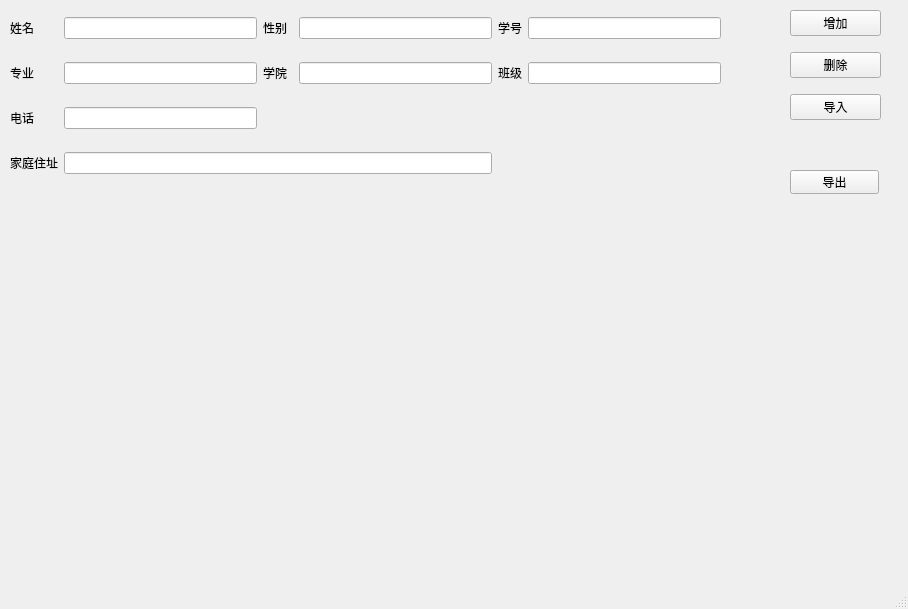
Before: the Qt Designer form Pyside6学习/学生管理系统1.ui in Qixiao02/PyDemo, drawn with Qt 5.
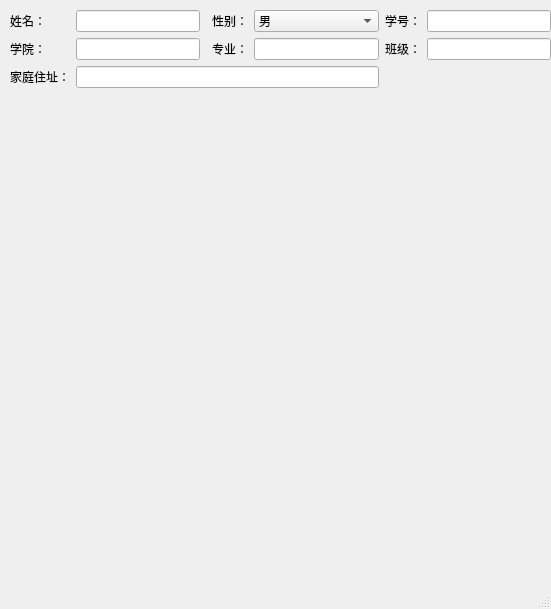
After: the same form once the commit is applied.

What changed in the file:
```diff
--- a/Pyside6学习/学生管理系统1.ui
+++ b/Pyside6学习/学生管理系统1.ui
@@ -6,156 +6,118 @@
    <rect>
     <x>0</x>
     <y>0</y>
-    <width>908</width>
+    <width>551</width>
     <height>609</height>
    </rect>
   </property>
+  <property name="sizePolicy">
+   <sizepolicy hsizetype="Expanding" vsizetype="Preferred">
+    <horstretch>0</horstretch>
+    <verstretch>0</verstretch>
+   </sizepolicy>
+  </property>
   <property name="windowTitle">
    <string>MainWindow</string>
   </property>
   <widget class="QWidget" name="centralwidget">
-   <widget class="QWidget" name="verticalLayoutWidget">
-    <property name="geometry">
-     <rect>
-      <x>790</x>
-      <y>0</y>
-      <width>91</width>
-      <height>131</height>
-     </rect>
-    </property>
-    <layout class="QVBoxLayout" name="verticalLayout">
-     <item>
-      <widget class="QPushButton" name="pushButton">
-       <property name="minimumSize">
-        <size>
-         <width>0</width>
-         <height>24</height>
-        </size>
-       </property>
-       <property name="text">
-        <string>增加</string>
-       </property>
-      </widget>
-     </item>
-     <item>
-      <widget class="QPushButton" name="pushButton_2">
-       <property name="text">
-        <string>删除</string>
-       </property>
-      </widget>
-     </item>
-     <item>
-      <widget class="QPushButton" name="pushButton_3">
-       <property name="text">
-        <string>导入</string>
-       </property>
-      </widget>
-     </item>
-    </layout>
-   </widget>
-   <widget class="QPushButton" name="pushButton_4">
-    <property name="geometry">
-     <rect>
-      <x>790</x>
-      <y>170</y>
-      <width>89</width>
-      <height>24</height>
-     </rect>
-    </property>
-    <property name="text">
-     <string>导出</string>
-    </property>
-   </widget>
-   <widget class="QWidget" name="">
+   <widget class="QWidget" name="layoutWidget">
     <property name="geometry">
      <rect>
       <x>10</x>
-      <y>0</y>
-      <width>711</width>
-      <height>191</height>
+      <y>10</y>
+      <width>541</width>
+      <height>131</height>
      </rect>
     </property>
     <layout class="QGridLayout" name="gridLayout">
      <item row="0" column="0">
-      <widget class="QLabel" name="label">
-       <property name="text">
-        <string>姓名</string>
-       </property>
-      </widget>
-     </item>
-     <item row="6" column="1" colspan="4">
-      <widget class="QLineEdit" name="lineEdit_8"/>
-     </item>
-     <item row="6" column="0">
-      <widget class="QLabel" name="label_8">
-       <property name="text">
-        <string>家庭住址</string>
-       </property>
-      </widget>
-     </item>
-     <item row="0" column="1">
-      <widget class="QLineEdit" name="lineEdit"/>
-     </item>
-     <item row="0" column="4">
-      <widget class="QLineEdit" name="lineEdit_2"/>
-     </item>
-     <item row="0" column="5">
       <widget class="QLabel" name="label_3">
        <property name="text">
-        <string>学号</string>
+        <string>姓名：</string>
        </property>
       </widget>
      </item>
-     <item row="0" column="6">
-      <widget class="QLineEdit" name="lineEdit_3"/>
+     <item row="1" column="0">
+      <widget class="QLabel" name="label_7">
+       <property name="text">
+        <string>学院：</string>
+       </property>
+      </widget>
      </item>
      <item row="1" column="4">
-      <widget class="QLineEdit" name="lineEdit_6"/>
-     </item>
-     <item row="1" column="2">
-      <widget class="QLabel" name="label_4">
-       <property name="text">
-        <string>学院</string>
-       </property>
-      </widget>
-     </item>
-     <item row="1" column="6">
       <widget class="QLineEdit" name="lineEdit_4"/>
      </item>
      <item row="1" column="5">
-      <widget class="QLabel" name="label_6">
-       <property name="text">
-        <string>班级</string>
-       </property>
-      </widget>
-     </item>
-     <item row="3" column="0">
-      <widget class="QLabel" name="label_7">
-       <property name="text">
-        <string>电话</string>
-       </property>
-      </widget>
-     </item>
-     <item row="3" column="1">
-      <widget class="QLineEdit" name="lineEdit_7"/>
-     </item>
-     <item row="1" column="0">
       <widget class="QLabel" name="label_5">
        <property name="text">
-        <string>专业</string>
+        <string>班级：</string>
        </property>
       </widget>
      </item>
+     <item row="0" column="1">
+      <widget class="QLineEdit" name="lineEdit_2"/>
+     </item>
+     <item row="1" column="3">
+      <widget class="QLabel" name="label_6">
+       <property name="text">
+        <string>专业：</string>
+       </property>
+      </widget>
+     </item>
+     <item row="0" column="3">
+      <widget class="QLabel" name="label_2">
+       <property name="text">
+        <string>性别：</string>
+       </property>
+      </widget>
+     </item>
+     <item row="0" column="4">
+      <widget class="QComboBox" name="comboBox">
+       <item>
+        <property name="text">
+         <string>男</string>
+        </property>
+       </item>
+       <item>
+        <property name="text">
+         <string>女</string>
+        </property>
+       </item>
+      </widget>
+     </item>
      <item row="1" column="1">
+      <widget class="QLineEdit" name="lineEdit_3"/>
+     </item>
+     <item row="1" column="6">
       <widget class="QLineEdit" name="lineEdit_5"/>
      </item>
-     <item row="0" column="2">
-      <widget class="QLabel" name="label_2">
+     <item row="0" column="5">
+      <widget class="QLabel" name="label_4">
        <property name="text">
-        <string>性别</string>
+        <string>学号：</string>
        </property>
       </widget>
      </item>
+     <item row="0" column="6">
+      <widget class="QLineEdit" name="lineEdit"/>
+     </item>
+     <item row="5" column="0" colspan="3">
+      <widget class="QLabel" name="label">
+       <property name="text">
+        <string/>
+       </property>
+      </widget>
+     </item>
+     <item row="2" column="0">
+      <widget class="QLabel" name="label_8">
+       <property name="text">
+        <string>家庭住址：</string>
+       </property>
+      </widget>
+     </item>
+     <item row="2" column="1" colspan="4">
+      <widget class="QLineEdit" name="lineEdit_6"/>
+     </item>
     </layout>
    </widget>
   </widget>
```
Left out of the diff: 11 changed lines with no effect on the pictures.
